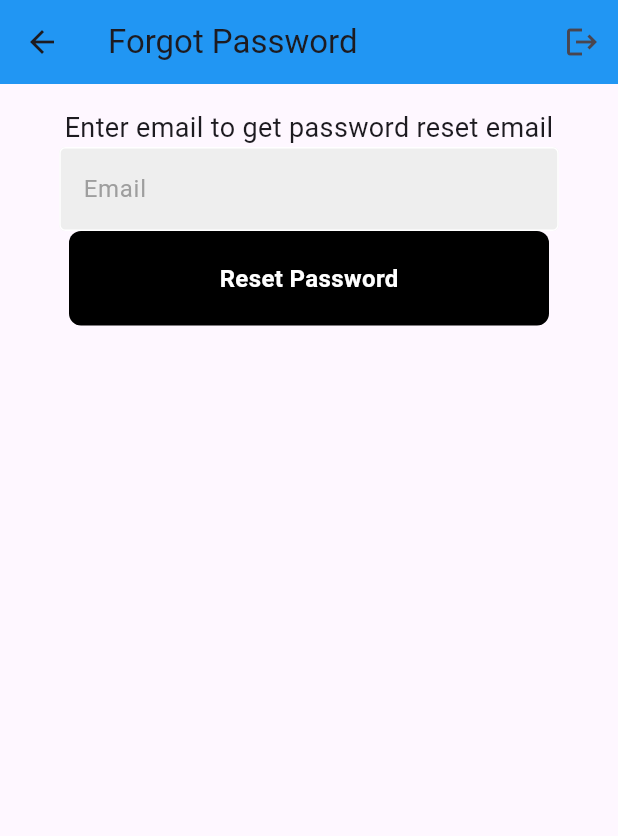
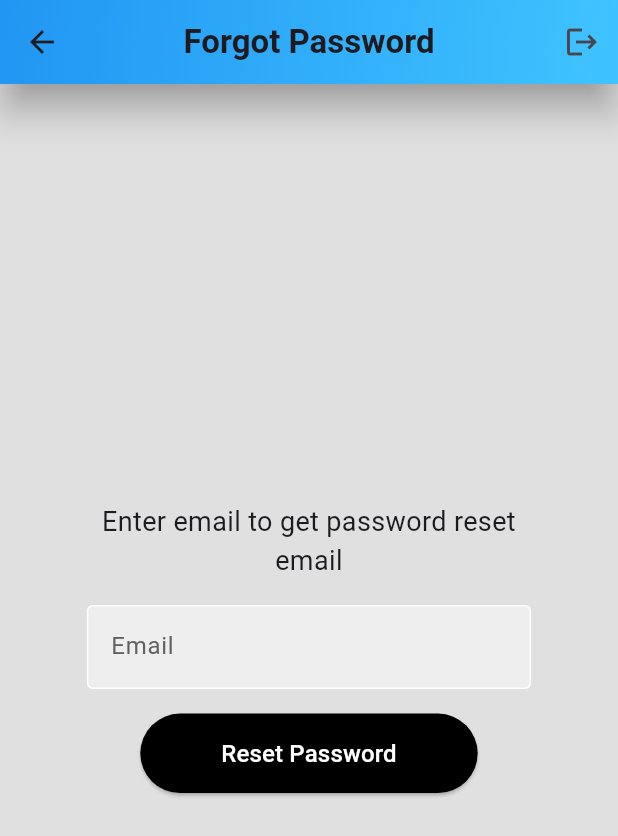
Before and after one commit to Ahnuf-Karim-Chowdhury/GMail-Manager-Flutter-App, a Flutter app: the screen it shows after launch, after a tap on "Forgot Password?", on a phone screen of 412 x 824 dp. Shown: the top 836 px of the screen. Run offline on Flutter 3.47's test engine with Material 3 defaults, Android fonts, the phone set to English and light mode, and no system bars; our stand-ins replace firebase_auth, firebase_core, flutter_svg, google_sign_in, logger; accounts and stored records are empty; generated files the repository leaves out were written again.

Commit message:
forgot password UI

```diff
--- a/lib/components/button.dart
+++ b/lib/components/button.dart
@@ -9,7 +9,7 @@ class UIButton extends StatelessWidget {
   final double? paddingWidth;
   final double? fontSize;
 
-  UIButton({
+  const UIButton({
     super.key,
     required this.onTap,
     required this.text,
--- a/lib/pages/forgot_password.dart
+++ b/lib/pages/forgot_password.dart
@@ -1,6 +1,7 @@
+import 'package:firebase_auth/firebase_auth.dart';
 import 'package:flutter/material.dart';
-import 'package:gmail_manager/components/button.dart';
-import 'package:gmail_manager/components/textfield.dart';
+import 'package:logger/logger.dart';
+import 'dart:async';
 
 class ForgotPasswordPage extends StatefulWidget {
   const ForgotPasswordPage({super.key});
@@ -11,15 +12,110 @@ class ForgotPasswordPage extends StatefulWidget {
 
 class _ForgotPasswordPageState extends State<ForgotPasswordPage> {
   final emailController = TextEditingController();
+  final Logger logger = Logger();
+  bool _isLoading = false;
+  bool _showMessage = false;
+  final TextEditingController _typingController = TextEditingController();
+  String _fullMessage = "Please allow some time for the email to be delivered. Thank you for your patience.";
+  int _currentCharIndex = 0;
+  Timer? _timer;
+
+  @override
+  void dispose() {
+    emailController.dispose();
+    _typingController.dispose();
+    _timer?.cancel();
+    super.dispose();
+  }
+
+  Future passwordResetLink() async {
+    setState(() {
+      _isLoading = true;
+      _showMessage = false;
+      _typingController.clear();
+      _currentCharIndex = 0;
+    });
+
+    try {
+      await FirebaseAuth.instance.sendPasswordResetEmail(
+        email: emailController.text.trim(),
+      );
+      showDialog(
+        context: context,
+        builder: (context) {
+          return AlertDialog(
+            backgroundColor: Colors.white.withOpacity(0.9), // Adjust transparency here
+            content: Text("Password Reset Link Sent! Check your Email."),
+            actions: [
+              TextButton(
+                onPressed: () {
+                  Navigator.of(context).pop();
+                  setState(() {
+                    _showMessage = true;
+                  });
+                  _startTypingAnimation();
+                },
+                child: Text('OK'),
+              ),
+            ],
+          );
+        },
+      );
+    } on FirebaseAuthException catch (e) {
+      logger.e('Error forgot password: $e');
+      String errorMessage;
+      switch (e.code) {
+        case 'invalid-email':
+          errorMessage = 'The email address is not valid.';
+          break;
+        case 'user-not-found':
+          errorMessage = 'No user found for that email.';
+          break;
+        default:
+          errorMessage = e.message.toString();
+          break;
+      }
+      showDialog(
+        context: context,
+        builder: (context) {
+          return AlertDialog(
+            backgroundColor: Colors.grey.shade200.withOpacity(0.9), // Adjust transparency here
+            content: Text(errorMessage),
+          );
+        },
+      );
+    } finally {
+      setState(() {
+        _isLoading = false;
+      });
+    }
+  }
+
+  void _startTypingAnimation() {
+    _timer = Timer.periodic(Duration(milliseconds: 50), (timer) {
+      setState(() {
+        if (_currentCharIndex < _fullMessage.length) {
+          _typingController.text += _fullMessage[_currentCharIndex];
+          _currentCharIndex++;
+        } else {
+          _timer?.cancel();
+        }
+      });
+    });
+  }
+
   @override
   Widget build(BuildContext context) {
+    double width = MediaQuery.of(context).size.width;
+    double height = MediaQuery.of(context).size.height;
+
     return Scaffold(
+      backgroundColor: Colors.grey[300],
       appBar: AppBar(
         backgroundColor: Colors.blue,
         leading: IconButton(
           icon: Icon(Icons.arrow_back),
           onPressed: () {
-            // Handle back navigation
             Navigator.pop(context);
           },
         ),
@@ -31,34 +127,106 @@ class _ForgotPasswordPageState extends State<ForgotPasswordPage> {
             },
           ),
         ],
-        title: Text('Forgot Password'),
+        title: Text(
+          'Forgot Password',
+          style: TextStyle(fontWeight: FontWeight.bold, fontSize: 22),
+        ),
+        centerTitle: true,
+        elevation: 10.0,
+        shadowColor: Colors.grey,
+        flexibleSpace: Container(
+          decoration: BoxDecoration(
+            gradient: LinearGradient(
+              colors: [Colors.blue, Colors.lightBlueAccent],
+              begin: Alignment.topLeft,
+              end: Alignment.bottomRight,
+            ),
+          ),
+        ),
       ),
       body: Center(
         child: Padding(
-          padding: const EdgeInsets.all(16.0),
+          padding: const EdgeInsets.symmetric(horizontal: 25),
           child: Column(
+            mainAxisAlignment: MainAxisAlignment.center,
             children: [
-              Text(
-                "Enter email to get password reset email",
-                textAlign: TextAlign.center,
-                style: TextStyle(fontSize: 18),
+              Padding(
+                padding: const EdgeInsets.symmetric(horizontal: 25),
+                child: Text(
+                  "Enter email to get password reset email",
+                  textAlign: TextAlign.center,
+                  style: TextStyle(fontSize: 18),
+                ),
               ),
+              SizedBox(height: height * 0.02),
               Padding(
-                padding: EdgeInsets.symmetric(horizontal: 5),
-                child: Container(
-                  child: UITextField(
-                    controller: emailController,
-                    hintText: "Email",
-                    obscureText: false,
+                padding: EdgeInsets.symmetric(horizontal: width * 0.08),
+                child: TextField(
+                  controller: emailController,
+                  decoration: InputDecoration(
+                    border: OutlineInputBorder(),
+                    labelText: 'Email',
+                    labelStyle: TextStyle(
+                      color: Colors.grey[700], // Before Clicking the hint text color
+                    ),
+                    filled: true,
+                    fillColor: Colors.grey.shade200,
+                    enabledBorder: OutlineInputBorder(
+                      borderSide: BorderSide(
+                        color: Colors.white, // Before Clicking the border color
+                      ),
+                    ),
+                    focusedBorder: OutlineInputBorder(
+                      borderSide: BorderSide(
+                        color: Colors.grey.shade400, // Before Clicking the border color
+                      ),
+                    ),
                   ),
                 ),
               ),
-
-              UIButton(onTap: (){},
-              text: "Reset Password",
-              paddingWidth: 30,),
-              //empty space
-              SizedBox(height: 25),
+              SizedBox(height: height * 0.02),
+              _isLoading
+                  ? CircularProgressIndicator()
+                  : ElevatedButton(
+                      onPressed: passwordResetLink,
+                      style: ElevatedButton.styleFrom(
+                        backgroundColor: Colors.black, // Button color
+                      ),
+                      child: Padding(
+                        padding: EdgeInsets.symmetric(
+                          vertical: 15.0,
+                          horizontal: 30.0,
+                        ),
+                        child: Text(
+                          'Reset Password',
+                          style: TextStyle(fontSize: 16.0, color: Colors.white),
+                        ),
+                      ),
+                    ),
+              SizedBox(height: height * 0.02),
+              if (_showMessage)
+                Column(
+                  mainAxisAlignment: MainAxisAlignment.center,
+                  children: [
+                    Padding(
+                      padding: const EdgeInsets.symmetric(horizontal: 25),
+                      child: TextField(
+                        controller: _typingController,
+                        readOnly: true,
+                        style: TextStyle(
+                          fontSize: 16.0,
+                          fontStyle: FontStyle.italic,
+                          color: Colors.black,
+                        ),
+                        textAlign: TextAlign.center,
+                        maxLines: null,
+                        decoration: InputDecoration(
+                          border: InputBorder.none,
+                        ),
+                      ),
+                    ),
+                  ],
+                ),
             ],
           ),
         ),
```
